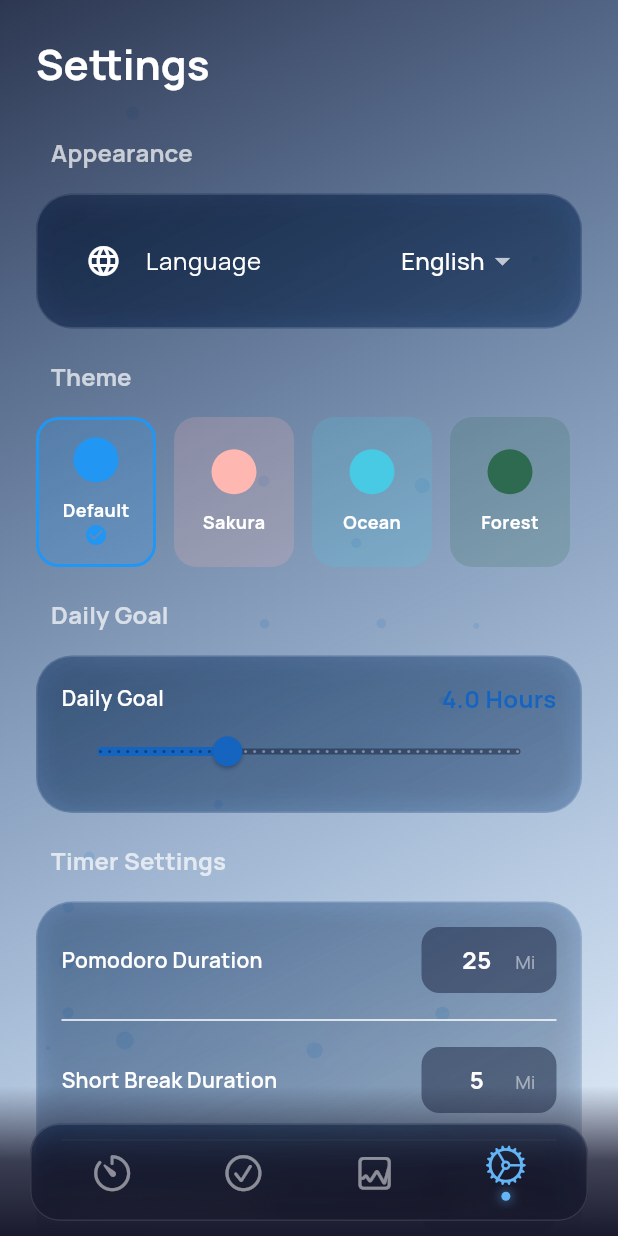
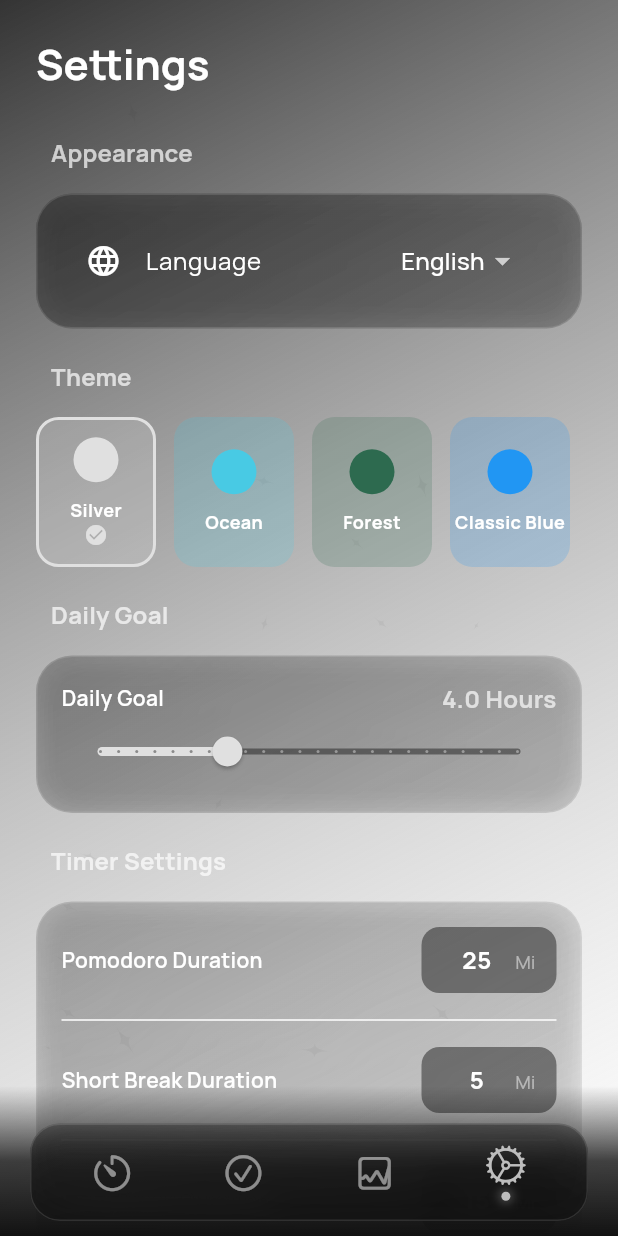
Before and after one commit to yalcin1suleyman/pomodoro_focus_flow, a Flutter app: the screen it shows after launch, item 4 of the bottom bar chosen, on a phone screen of 412 x 824 dp. Run offline on Flutter 3.47's test engine with Material 3 defaults, Android fonts, the phone set to English and light mode, and no system bars; our stand-ins replace audioplayers, flutter_local_notifications, flutter_slidable, google_fonts, percent_indicator, share_plus and 2 more.

Commit message:
Updated localization, improved theme and settings UI

```diff
--- a/lib/core/localization/languages/english_language.dart
+++ b/lib/core/localization/languages/english_language.dart
@@ -34,11 +34,11 @@ class EnglishLanguage implements Language {
   @override String get sessionCompleted => 'Session Completed';
   @override String get breakOver => 'Break Over';
 
-  @override String get themeDefault => 'Default';
+  @override String get themeClassic => 'Classic Blue';
   @override String get themeSakura => 'Sakura';
   @override String get themeOcean => 'Ocean';
   @override String get themeForest => 'Forest';
-  @override String get themeLuxury => 'Silver Luxury';
+  @override String get themeSilver => 'Silver';
 
   @override String get cancel => 'Cancel';
   @override String get save => 'Save';
@@ -66,8 +66,8 @@ class EnglishLanguage implements Language {
   @override String get generalFocus => 'General Focus';
   @override String get goalMet => 'Goal Met';
   @override String get goalMissed => 'Below Goal';
-  @override String get tasksHelpTitle => 'How to Use Tasks';
-  @override String get tasksHelpContent => '1. Click the + button to add a new task.\n2. Estimate how many Pomodoros it will take.\n3. Click the Play button on a task to start focusing on it.\n4. Swipe LEFT on a task to reveal Edit and Delete options.\n5. When the timer finishes, your progress will be logged!';
+  @override String get tasksHelpTitle => 'Task Management System';
+  @override String get tasksHelpContent => 'Manage tasks effectively to boost productivity:\n\n1. Create Task\nTap the (+) button to add a new task.\n\n2. Set Estimation\nEstimate how many Pomodoros (25 min) you need.\n\n3. Start Focusing\nTap the Play (▶) button on a task to start the timer.\n\n4. Edit & Delete\nSwipe the task card to the LEFT to reveal options.\n\n5. Track Progress\nProgress is automatically logged when the timer finishes.';
 
   @override String get navFocus => 'Focus';
   @override String get navTasks => 'Tasks';
--- a/lib/core/localization/languages/language.dart
+++ b/lib/core/localization/languages/language.dart
@@ -46,11 +46,11 @@ abstract class Language {
   String get shareMessage;
 
   // Themes
-  String get themeDefault;
+  String get themeClassic; // Was themeDefault
   String get themeSakura;
   String get themeOcean;
   String get themeForest;
-  String get themeLuxury;
+  String get themeSilver; // Was themeLuxury
 
   // Actions
   String get cancel;
--- a/lib/core/localization/languages/turkish_language.dart
+++ b/lib/core/localization/languages/turkish_language.dart
@@ -34,11 +34,11 @@ class TurkishLanguage implements Language {
   @override String get sessionCompleted => 'Oturum Tamamlandı';
   @override String get breakOver => 'Mola Bitti';
 
-  @override String get themeDefault => 'Varsayılan';
+  @override String get themeClassic => 'Klasik';
   @override String get themeSakura => 'Sakura';
   @override String get themeOcean => 'Okyanus';
   @override String get themeForest => 'Orman';
-  @override String get themeLuxury => 'Gümüş Lüks';
+  @override String get themeSilver => 'Gümüş';
 
   @override String get cancel => 'İptal';
   @override String get save => 'Kaydet';
@@ -66,8 +66,8 @@ class TurkishLanguage implements Language {
   @override String get generalFocus => 'Genel Odak';
   @override String get goalMet => 'Hedef Tamamlandı';
   @override String get goalMissed => 'Hedef Altında';
-  @override String get tasksHelpTitle => 'Görevler Nasıl Kullanılır?';
-  @override String get tasksHelpContent => '1. Yeni bir görev eklemek için + butonuna tıkla.\n2. Kaç Pomodoro süreceğini tahmin et.\n3. Göreve odaklanmak için üzerindeki Oynat (Play) butonuna bas.\n4. Düzenleme ve Silme seçeneklerini görmek için görevi SOLA kaydır.\n5. Süre bittiğinde ilerlemen kaydedilir!';
+  @override String get tasksHelpTitle => 'Görev Yönetim Sistemi';
+  @override String get tasksHelpContent => 'Görevlerinizi etkili bir şekilde yöneterek verimliliğinizi artırın:\n\n1. Görev Oluşturma\n(+) butonuna tıklayarak yeni bir görev ekleyin.\n\n2. Hedef Belirleme\nGörevi tamamlamak için kaç Pomodoro (25 dk) gerektiğini öngörün.\n\n3. Odaklanma\nÇalışacağınız görevin üzerindeki Oynat (▶) butonuna basarak süreyi başlatın.\n\n4. Düzenleme ve Silme\nSeçenekleri görmek için görev kartını sola kaydırın.\n\n5. İlerleme Takibi\nZamanlayıcı bittiğinde, ilerlemeniz otomatik olarak istatistiklere kaydedilir.';
 
   @override String get navFocus => 'Odak';
   @override String get navTasks => 'Görevler';
--- a/lib/core/theme/app_theme.dart
+++ b/lib/core/theme/app_theme.dart
@@ -1,10 +1,10 @@
 import 'package:flutter/material.dart';
 import 'package:google_fonts/google_fonts.dart';
 
-enum AppThemeType { defaultTheme, sakura, ocean, forest, luxury }
+enum AppThemeType { silver, ocean, forest, classic, sakura }
 
 class AppColors {
-  // Default (Classic Harmonious Blue) - RESTORED
+  // Classic (Harmonious Blue) - Was Default
   static const Color primaryLight = Color(0xFF2196F3); // Material Blue
   static const Color primaryDark = Color(0xFF1565C0);
   static const Color accent = Color(0xFF64B5F6); // Soft Blue Accent
@@ -24,11 +24,11 @@ class AppColors {
   static const Color forestAccent = Color(0xFF95D5B2);
   static const Color forestBg = Color(0xFFD8F3DC);
 
-  // Luxury / Silver
-  static const Color luxuryPrimary = Color(0xFFE0E0E0);
-  static const Color luxuryAccent = Color(0xFFBDBDBD); // Darker Silver for visibility
-  static const Color luxuryBg = Color(0xFF121212);
-  static const Color luxurySurface = Color(0xFF1E1E1E);
+  // Silver (Was Luxury)
+  static const Color silverPrimary = Color(0xFFE0E0E0);
+  static const Color silverAccent = Color(0xFFBDBDBD); // Darker Silver for visibility
+  static const Color silverBg = Color(0xFF121212);
+  static const Color silverSurface = Color(0xFF1E1E1E);
 
   // Text
   static const Color textLight = Color(0xFF2D3436);
@@ -68,14 +68,14 @@ class AppTheme {
         surface = isDark ? const Color(0xFF1B4332) : Colors.white;
         brightness = isDark ? Brightness.dark : Brightness.light;
         break;
-      case AppThemeType.luxury:
-        primary = AppColors.luxuryPrimary;
-        secondary = AppColors.luxuryAccent;
-        background = AppColors.luxuryBg;
-        surface = AppColors.luxurySurface;
+      case AppThemeType.silver: // Was Luxury
+        primary = AppColors.silverPrimary;
+        secondary = AppColors.silverAccent;
+        background = AppColors.silverBg;
+        surface = AppColors.silverSurface;
         brightness = Brightness.dark;
         break;
-      case AppThemeType.defaultTheme:
+      case AppThemeType.classic: // Was Default
 
         // Classic Harmonious Blue - RESTORED
         primary = isDark ? AppColors.primaryDark : AppColors.primaryLight;
--- a/lib/core/widgets/background_animator.dart
+++ b/lib/core/widgets/background_animator.dart
@@ -171,7 +171,7 @@ class _ParticlePainter extends CustomPainter {
         paint.style = PaintingStyle.stroke;
         paint.strokeWidth = 1.5;
         canvas.drawCircle(Offset.zero, particle.size * 0.4, paint);
-      } else if (theme == AppThemeType.luxury) {
+      } else if (theme == AppThemeType.silver) {
         // Draw Silver Sparkle
         paint.color = const Color(0xFFE0E0E0).withValues(alpha: isActive ? 0.9 : 0.5);
 
@@ -215,7 +215,7 @@ class _ParticlePainter extends CustomPainter {
         return Colors.white;
       case AppThemeType.forest:
         return const Color(0xFFD8F3DC);
-      case AppThemeType.luxury:
+      case AppThemeType.silver:
         return const Color(0xFFE0E0E0); // Silver
       default:
         // Default Blue or Others
--- a/lib/features/settings/settings_provider.dart
+++ b/lib/features/settings/settings_provider.dart
@@ -7,7 +7,7 @@ import '../../core/localization/languages/turkish_language.dart';
 
 class SettingsProvider extends ChangeNotifier {
   bool _isDarkMode = true;
-  AppThemeType _currentTheme = AppThemeType.defaultTheme;
+  AppThemeType _currentTheme = AppThemeType.silver;
   String _language = 'en'; // 'tr' or 'en'
   Language _currentLanguage = EnglishLanguage(); // Default
 
@@ -79,8 +79,8 @@ class SettingsProvider extends ChangeNotifier {
 
   Future<void> setTheme(AppThemeType theme) async {
     _currentTheme = theme;
-    // Force dark mode for Luxury (if desired), else restore user pref or default logic
-    if (theme == AppThemeType.luxury) {
+    // Force dark mode for Silver (if desired), else restore user pref or default logic
+    if (theme == AppThemeType.silver) {
       _isDarkMode = true;
     }
     notifyListeners();
@@ -180,11 +180,11 @@ class SettingsProvider extends ChangeNotifier {
       case 'shortBreakDuration': return _currentLanguage.shortBreakDuration;
       case 'longBreakDuration': return _currentLanguage.longBreakDuration;
       case 'minutes': return _currentLanguage.minutes;
-      case 'themeDefault': return _currentLanguage.themeDefault;
+      case 'themeClassic': return _currentLanguage.themeClassic;
       case 'themeSakura': return _currentLanguage.themeSakura;
       case 'themeOcean': return _currentLanguage.themeOcean;
       case 'themeForest': return _currentLanguage.themeForest;
-      case 'themeLuxury': return _currentLanguage.themeLuxury;
+      case 'themeSilver': return _currentLanguage.themeSilver;
       case 'cancel': return _currentLanguage.cancel;
       case 'save': return _currentLanguage.save;
       case 'close': return _currentLanguage.close;
--- a/lib/features/settings/settings_screen.dart
+++ b/lib/features/settings/settings_screen.dart
@@ -62,11 +62,11 @@ class SettingsScreen extends StatelessWidget {
                 scrollDirection: Axis.horizontal,
                 child: Row(
                   children: [
-                    _buildThemeCard(context, settings, AppThemeType.defaultTheme, settings.translate('themeDefault'), AppColors.primaryLight),
-                    _buildThemeCard(context, settings, AppThemeType.sakura, settings.translate('themeSakura'), AppColors.sakuraPrimary),
+                    _buildThemeCard(context, settings, AppThemeType.silver, settings.translate('themeSilver'), AppColors.silverPrimary),
                     _buildThemeCard(context, settings, AppThemeType.ocean, settings.translate('themeOcean'), AppColors.oceanPrimary),
                     _buildThemeCard(context, settings, AppThemeType.forest, settings.translate('themeForest'), AppColors.forestPrimary),
-                    _buildThemeCard(context, settings, AppThemeType.luxury, settings.translate('themeLuxury'), AppColors.luxuryPrimary),
+                    _buildThemeCard(context, settings, AppThemeType.classic, settings.translate('themeClassic'), AppColors.primaryLight),
+                    _buildThemeCard(context, settings, AppThemeType.sakura, settings.translate('themeSakura'), AppColors.sakuraPrimary),
                   ],
                 ),
               ),
@@ -97,7 +97,7 @@ class SettingsScreen extends StatelessWidget {
                       value: settings.dailyGoalMinutes.toDouble(),
                       min: 30,
                       max: 720, // 12 hours
-                      divisions: 46,
+                      divisions: 23,
                       label: "${(settings.dailyGoalMinutes / 60).toStringAsFixed(1)} h",
                       onChanged: (val) {
                         settings.setDailyGoal(val.toInt());
```
